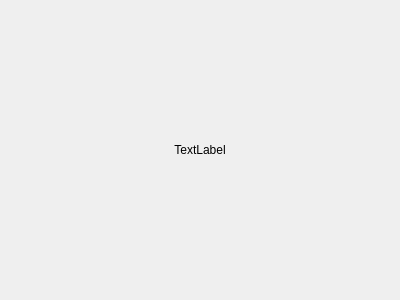
Above: resources/ui/FileSystemItemWidget.ui from PlataTomasz/file-manager before the change. Below: the same form after it.
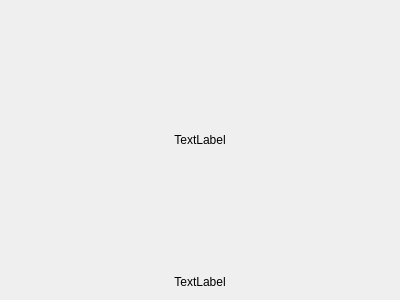
That is the form after the change.

Commit message: Icons of directories and files are displayed correctly

What changed in the file:
```diff
--- a/resources/ui/FileSystemItemWidget.ui
+++ b/resources/ui/FileSystemItemWidget.ui
@@ -13,7 +13,17 @@
   <property name="windowTitle">
    <string>Form</string>
   </property>
-  <layout class="QVBoxLayout" name="verticalLayout" stretch="0">
+  <layout class="QVBoxLayout" name="verticalLayout" stretch="1,0">
+   <item>
+    <widget class="QLabel" name="iconLabel">
+     <property name="text">
+      <string>TextLabel</string>
+     </property>
+     <property name="alignment">
+      <set>Qt::AlignmentFlag::AlignCenter</set>
+     </property>
+    </widget>
+   </item>
    <item>
     <widget class="QLabel" name="filenameLabel">
      <property name="text">
@@ -22,6 +32,9 @@
      <property name="alignment">
       <set>Qt::AlignmentFlag::AlignCenter</set>
      </property>
+     <property name="wordWrap">
+      <bool>true</bool>
+     </property>
     </widget>
    </item>
   </layout>
```
The commit also changes 3 other files.
